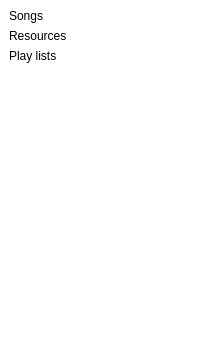
First picture: the form in Components/sidebar.ui, repository HTMLProgrammer2001/qtPlayer, before the edit.
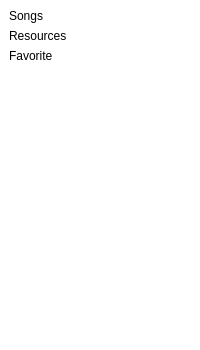
Second picture: the form after the edit. Custom widgets are drawn as their Qt base class.

The edit to the form file:
```diff
--- a/Components/sidebar.ui
+++ b/Components/sidebar.ui
@@ -84,7 +84,7 @@
          <cursorShape>PointingHandCursor</cursorShape>
         </property>
         <property name="text">
-         <string>Play lists</string>
+         <string>Favorite</string>
         </property>
         <property name="page" stdset="0">
          <string>playlists</string>
```
Left out of the diff: 6 changed lines with no effect on the pictures.
